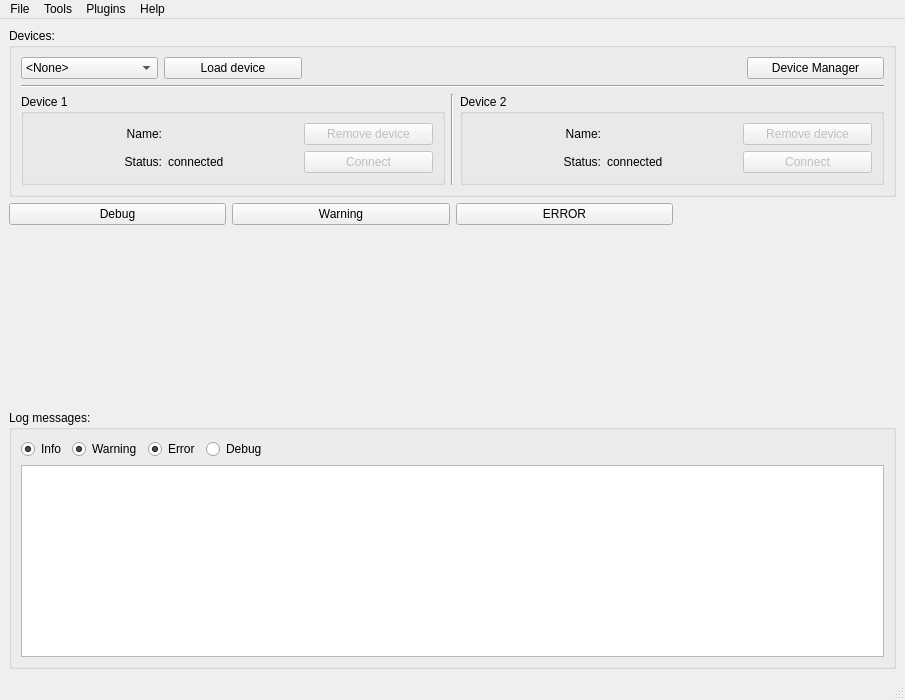
Qt form frequency-meter/view/resources/interface.ui (robertofem/Freq-meter-APP) before a commit.
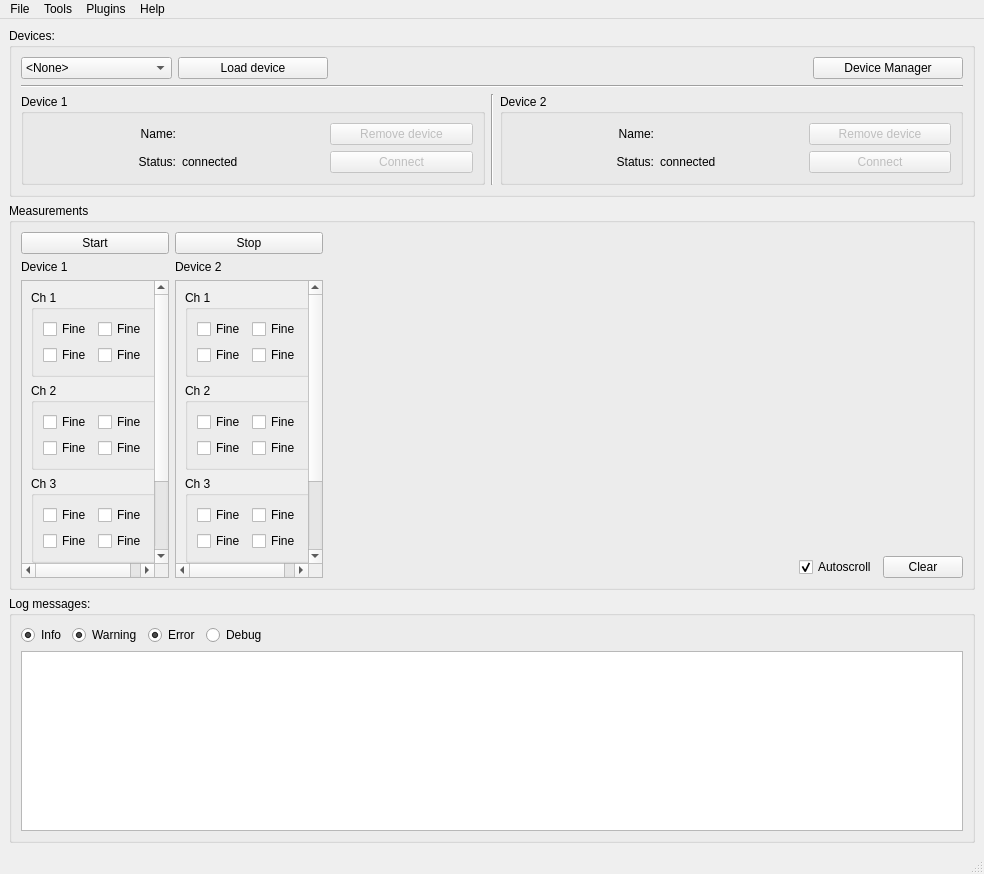
The same form after that commit.

Commit message:
Add plot start-stop and sutoscroll plot functions
add a checkbox for each possible device signal. The total checkboxes are
32, despite most of times not more than 3 will be used. It is pending to
set dynamically which checkboxes and groups of checkboxes are visible.

Add a test pattern for start and stop plotting values to the graph. 2
plots are sent, one with more error than the other

```diff
--- a/frequency-meter/view/resources/interface.ui
+++ b/frequency-meter/view/resources/interface.ui
@@ -6,8 +6,8 @@
    <rect>
     <x>0</x>
     <y>0</y>
-    <width>905</width>
-    <height>700</height>
+    <width>984</width>
+    <height>874</height>
    </rect>
   </property>
   <property name="sizePolicy">
@@ -27,43 +27,9 @@
   </property>
   <widget class="QWidget" name="centralwidget">
    <layout class="QGridLayout" name="gridLayout_2">
-    <item row="0" column="0">
+    <item row="0" column="1">
      <layout class="QGridLayout" name="gridLayout">
-      <item row="2" column="0">
-       <spacer name="verticalSpacer">
-        <property name="orientation">
-         <enum>Qt::Vertical</enum>
-        </property>
-        <property name="sizeHint" stdset="0">
-         <size>
-          <width>20</width>
-          <height>40</height>
-         </size>
-        </property>
-       </spacer>
-      </item>
-      <item row="1" column="0">
-       <widget class="QPushButton" name="DebugButton">
-        <property name="text">
-         <string>Debug</string>
-        </property>
-       </widget>
-      </item>
-      <item row="1" column="2">
-       <widget class="QPushButton" name="ErrorButton">
-        <property name="text">
-         <string>ERROR</string>
-        </property>
-       </widget>
-      </item>
-      <item row="1" column="1">
-       <widget class="QPushButton" name="WarnButton">
-        <property name="text">
-         <string>Warning</string>
-        </property>
-       </widget>
-      </item>
-      <item row="3" column="0" colspan="4">
+      <item row="4" column="0" colspan="4">
        <widget class="QGroupBox" name="groupBox">
         <property name="enabled">
          <bool>true</bool>
@@ -351,8 +317,421 @@
         </layout>
        </widget>
       </item>
-      <item row="1" column="3" rowspan="2">
-       <layout class="QVBoxLayout" name="plotVLayout"/>
+      <item row="1" column="0" rowspan="3" colspan="4">
+       <widget class="QGroupBox" name="groupBox_5">
+        <property name="title">
+         <string>Measurements</string>
+        </property>
+        <layout class="QGridLayout" name="gridLayout_7">
+         <item row="4" column="4">
+          <widget class="QCheckBox" name="scrollcheckBox">
+           <property name="text">
+            <string>Autoscroll</string>
+           </property>
+           <property name="checked">
+            <bool>true</bool>
+           </property>
+          </widget>
+         </item>
+         <item row="0" column="1">
+          <widget class="QPushButton" name="StopButton">
+           <property name="text">
+            <string>Stop</string>
+           </property>
+          </widget>
+         </item>
+         <item row="0" column="0">
+          <widget class="QPushButton" name="StartButton">
+           <property name="text">
+            <string>Start</string>
+           </property>
+          </widget>
+         </item>
+         <item row="4" column="5">
+          <widget class="QPushButton" name="ClearButton">
+           <property name="text">
+            <string>Clear</string>
+           </property>
+          </widget>
+         </item>
+         <item row="1" column="0">
+          <widget class="QLabel" name="dev1label">
+           <property name="text">
+            <string>Device 1</string>
+           </property>
+          </widget>
+         </item>
+         <item row="1" column="1">
+          <widget class="QLabel" name="dev2label">
+           <property name="text">
+            <string>Device 2</string>
+           </property>
+          </widget>
+         </item>
+         <item row="2" column="1" rowspan="3">
+          <widget class="QScrollArea" name="dev2_scrollarea">
+           <property name="sizePolicy">
+            <sizepolicy hsizetype="Maximum" vsizetype="Expanding">
+             <horstretch>0</horstretch>
+             <verstretch>0</verstretch>
+            </sizepolicy>
+           </property>
+           <property name="widgetResizable">
+            <bool>true</bool>
+           </property>
+           <widget class="QWidget" name="scrollAreaWidgetContents_2">
+            <property name="geometry">
+             <rect>
+              <x>0</x>
+              <y>0</y>
+              <width>170</width>
+              <height>380</height>
+             </rect>
+            </property>
+            <layout class="QVBoxLayout" name="verticalLayout_2">
+             <item>
+              <widget class="QGroupBox" name="Dev2_Ch1">
+               <property name="title">
+                <string>Ch 1</string>
+               </property>
+               <layout class="QGridLayout" name="gridLayout_15">
+                <item row="0" column="0">
+                 <widget class="QCheckBox" name="Dev2_Ch1_S1">
+                  <property name="text">
+                   <string>Fine</string>
+                  </property>
+                 </widget>
+                </item>
+                <item row="0" column="1">
+                 <widget class="QCheckBox" name="Dev2_Ch1_S2">
+                  <property name="text">
+                   <string>Fine</string>
+                  </property>
+                 </widget>
+                </item>
+                <item row="1" column="0">
+                 <widget class="QCheckBox" name="Dev2_Ch1_S3">
+                  <property name="text">
+                   <string>Fine</string>
+                  </property>
+                 </widget>
+                </item>
+                <item row="1" column="1">
+                 <widget class="QCheckBox" name="Dev2_Ch1_S4">
+                  <property name="text">
+                   <string>Fine</string>
+                  </property>
+                 </widget>
+                </item>
+               </layout>
+              </widget>
+             </item>
+             <item>
+              <widget class="QGroupBox" name="Dev2_Ch2">
+               <property name="title">
+                <string>Ch 2</string>
+               </property>
+               <layout class="QGridLayout" name="gridLayout_16">
+                <item row="0" column="0">
+                 <widget class="QCheckBox" name="Dev2_Ch2_S1">
+                  <property name="text">
+                   <string>Fine</string>
+                  </property>
+                 </widget>
+                </item>
+                <item row="0" column="1">
+                 <widget class="QCheckBox" name="Dev2_Ch2_S2">
+                  <property name="text">
+                   <string>Fine</string>
+                  </property>
+                 </widget>
+                </item>
+                <item row="1" column="0">
+                 <widget class="QCheckBox" name="Dev2_Ch2_S3">
+                  <property name="text">
+                   <string>Fine</string>
+                  </property>
+                 </widget>
+                </item>
+                <item row="1" column="1">
+                 <widget class="QCheckBox" name="Dev2_Ch2_S4">
+                  <property name="text">
+                   <string>Fine</string>
+                  </property>
+                 </widget>
+                </item>
+               </layout>
+              </widget>
+             </item>
+             <item>
+              <widget class="QGroupBox" name="Dev2_Ch3">
+               <property name="title">
+                <string>Ch 3</string>
+               </property>
+               <layout class="QGridLayout" name="gridLayout_17">
+                <item row="0" column="0">
+                 <widget class="QCheckBox" name="Dev2_Ch3_S1">
+                  <property name="text">
+                   <string>Fine</string>
+                  </property>
+                 </widget>
+                </item>
+                <item row="1" column="0">
+                 <widget class="QCheckBox" name="Dev2_Ch3_S3">
+                  <property name="text">
+                   <string>Fine</string>
+                  </property>
+                 </widget>
+                </item>
+                <item row="1" column="1">
+                 <widget class="QCheckBox" name="Dev2_Ch3_S4">
+                  <property name="text">
+                   <string>Fine</string>
+                  </property>
+                 </widget>
+                </item>
+                <item row="0" column="1">
+                 <widget class="QCheckBox" name="Dev2_Ch3_S2">
+                  <property name="text">
+                   <string>Fine</string>
+                  </property>
+                 </widget>
+                </item>
+               </layout>
+              </widget>
+             </item>
+             <item>
+              <widget class="QGroupBox" name="Dev2_Ch4">
+               <property name="title">
+                <string>Ch 4</string>
+               </property>
+               <layout class="QGridLayout" name="gridLayout_14">
+                <item row="0" column="0">
+                 <widget class="QCheckBox" name="Dev2_Ch4_S1">
+                  <property name="text">
+                   <string>Fine</string>
+                  </property>
+                 </widget>
+                </item>
+                <item row="0" column="1">
+                 <widget class="QCheckBox" name="Dev2_Ch4_S2">
+                  <property name="text">
+                   <string>Fine</string>
+                  </property>
+                 </widget>
+                </item>
+                <item row="1" column="0">
+                 <widget class="QCheckBox" name="Dev2_Ch4_S3">
+                  <property name="text">
+                   <string>Fine</string>
+                  </property>
+                 </widget>
+                </item>
+                <item row="1" column="1">
+                 <widget class="QCheckBox" name="Dev2_Ch4_S4">
+                  <property name="text">
+                   <string>Fine</string>
+                  </property>
+                 </widget>
+                </item>
+               </layout>
+              </widget>
+             </item>
+            </layout>
+           </widget>
+          </widget>
+         </item>
+         <item row="2" column="0" rowspan="3">
+          <widget class="QScrollArea" name="dev1_scrollarea">
+           <property name="sizePolicy">
+            <sizepolicy hsizetype="Maximum" vsizetype="Expanding">
+             <horstretch>0</horstretch>
+             <verstretch>0</verstretch>
+            </sizepolicy>
+           </property>
+           <property name="widgetResizable">
+            <bool>true</bool>
+           </property>
+           <widget class="QWidget" name="scrollAreaWidgetContents">
+            <property name="geometry">
+             <rect>
+              <x>0</x>
+              <y>0</y>
+              <width>170</width>
+              <height>380</height>
+             </rect>
+            </property>
+            <layout class="QVBoxLayout" name="verticalLayout">
+             <item>
+              <widget class="QGroupBox" name="Dev1_Ch1">
+               <property name="title">
+                <string>Ch 1</string>
+               </property>
+               <layout class="QGridLayout" name="gridLayout_18">
+                <item row="0" column="0">
+                 <widget class="QCheckBox" name="Dev1_Ch1_S1">
+                  <property name="text">
+                   <string>Fine</string>
+                  </property>
+                 </widget>
+                </item>
+                <item row="0" column="1">
+                 <widget class="QCheckBox" name="Dev1_Ch1_S2">
+                  <property name="text">
+                   <string>Fine</string>
+                  </property>
+                 </widget>
+                </item>
+                <item row="1" column="0">
+                 <widget class="QCheckBox" name="Dev1_Ch1_S3">
+                  <property name="text">
+                   <string>Fine</string>
+                  </property>
+                 </widget>
+                </item>
+                <item row="1" column="1">
+                 <widget class="QCheckBox" name="Dev1_Ch1_S4">
+                  <property name="text">
+                   <string>Fine</string>
+                  </property>
+                 </widget>
+                </item>
+               </layout>
+              </widget>
+             </item>
+             <item>
+              <widget class="QGroupBox" name="Dev1_Ch2">
+               <property name="title">
+                <string>Ch 2</string>
+               </property>
+               <layout class="QGridLayout" name="gridLayout_19">
+                <item row="0" column="0">
+                 <widget class="QCheckBox" name="Dev1_Ch2_S1">
+                  <property name="text">
+                   <string>Fine</string>
+                  </property>
+                 </widget>
+                </item>
+                <item row="0" column="1">
+                 <widget class="QCheckBox" name="Dev1_Ch2_S2">
+                  <property name="text">
+                   <string>Fine</string>
+                  </property>
+                 </widget>
+                </item>
+                <item row="1" column="0">
+                 <widget class="QCheckBox" name="Dev1_Ch2_S3">
+                  <property name="text">
+                   <string>Fine</string>
+                  </property>
+                 </widget>
+                </item>
+                <item row="1" column="1">
+                 <widget class="QCheckBox" name="Dev1_Ch2_S4">
+                  <property name="text">
+                   <string>Fine</string>
+                  </property>
+                 </widget>
+                </item>
+               </layout>
+              </widget>
+             </item>
+             <item>
+              <widget class="QGroupBox" name="Dev1_Ch3">
+               <property name="title">
+                <string>Ch 3</string>
+               </property>
+               <layout class="QGridLayout" name="gridLayout_20">
+                <item row="0" column="0">
+                 <widget class="QCheckBox" name="Dev1_Ch3_S1">
+                  <property name="text">
+                   <string>Fine</string>
+                  </property>
+                 </widget>
+                </item>
+                <item row="0" column="1">
+                 <widget class="QCheckBox" name="Dev1_Ch3_S2">
+                  <property name="text">
+                   <string>Fine</string>
+                  </property>
+                 </widget>
+                </item>
+                <item row="1" column="0">
+                 <widget class="QCheckBox" name="Dev1_Ch3_S3">
+                  <property name="text">
+                   <string>Fine</string>
+                  </property>
+                 </widget>
+                </item>
+                <item row="1" column="1">
+                 <widget class="QCheckBox" name="Dev1_Ch3_S4">
+                  <property name="text">
+                   <string>Fine</string>
+                  </property>
+                 </widget>
+                </item>
+               </layout>
+              </widget>
+             </item>
+             <item>
+              <widget class="QGroupBox" name="Dev1_Ch4">
+               <property name="title">
+                <string>Ch 4</string>
+               </property>
+               <layout class="QGridLayout" name="gridLayout_21">
+                <item row="0" column="0">
+                 <widget class="QCheckBox" name="Dev1_Ch4_S1">
+                  <property name="text">
+                   <string>Fine</string>
+                  </property>
+                 </widget>
+                </item>
+                <item row="0" column="1">
+                 <widget class="QCheckBox" name="Dev1_Ch4_S2">
+                  <property name="text">
+                   <string>Fine</string>
+                  </property>
+                 </widget>
+                </item>
+                <item row="1" column="0">
+                 <widget class="QCheckBox" name="Dev1_Ch4_S3">
+                  <property name="text">
+                   <string>Fine</string>
+                  </property>
+                 </widget>
+                </item>
+                <item row="1" column="1">
+                 <widget class="QCheckBox" name="Dev1_Ch4_S4">
+                  <property name="text">
+                   <string>Fine</string>
+                  </property>
+                 </widget>
+                </item>
+               </layout>
+              </widget>
+             </item>
+            </layout>
+           </widget>
+          </widget>
+         </item>
+         <item row="4" column="2">
+          <spacer name="horizontalSpacer">
+           <property name="orientation">
+            <enum>Qt::Horizontal</enum>
+           </property>
+           <property name="sizeHint" stdset="0">
+            <size>
+             <width>40</width>
+             <height>20</height>
+            </size>
+           </property>
+          </spacer>
+         </item>
+         <item row="0" column="2" rowspan="4" colspan="4">
+          <layout class="QVBoxLayout" name="plotVLayout"/>
+         </item>
+        </layout>
+       </widget>
       </item>
      </layout>
     </item>
@@ -364,7 +743,7 @@
     <rect>
      <x>0</x>
      <y>0</y>
-     <width>905</width>
+     <width>984</width>
      <height>25</height>
     </rect>
    </property>
```
Left out of the diff: 4 changed lines with no effect on the pictures. The commit also changes 2 other files.
